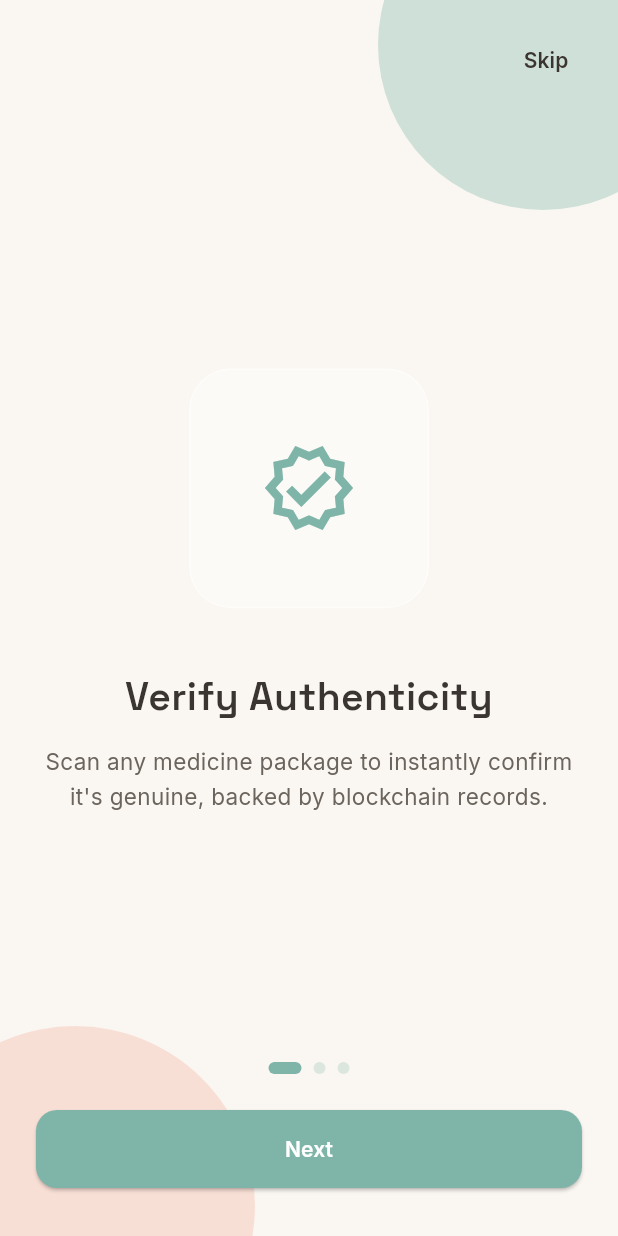
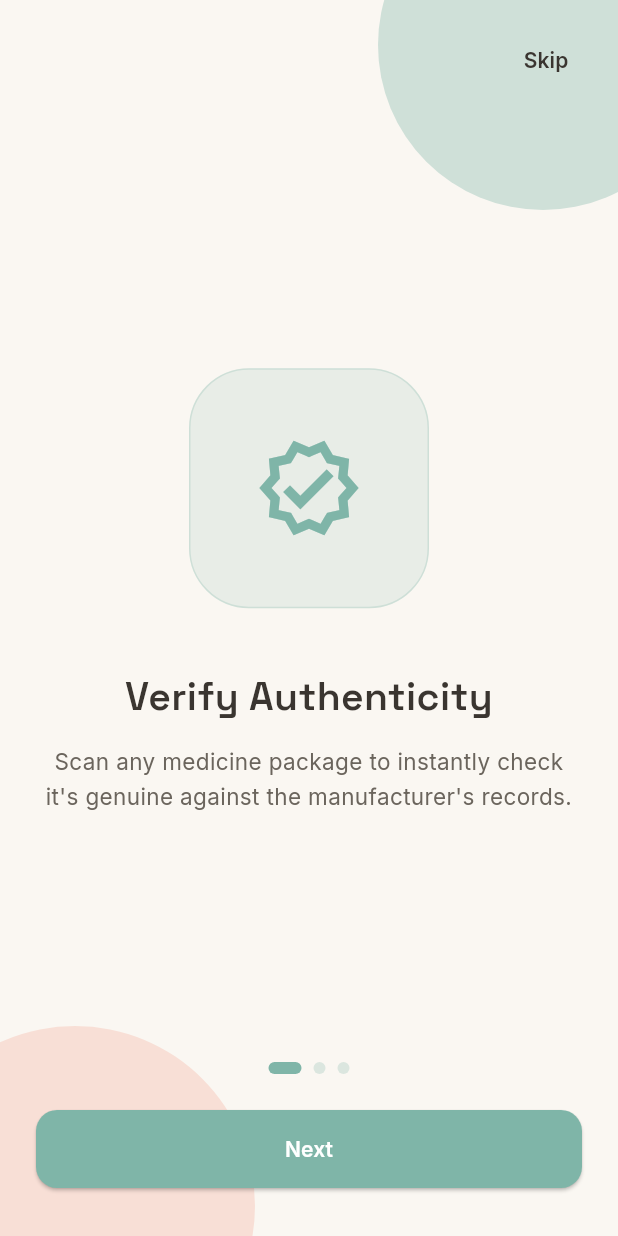
Before and after one commit to HusainMamoojee/pharma-chain, a Flutter app: the screen it shows after launch, on a phone screen of 412 x 824 dp. Run offline on Flutter 3.47's test engine with Material 3 defaults, Android fonts, the light colour scheme and no system bars; our stand-ins replace cloud_firestore, firebase_auth, firebase_core, go_router, google_fonts, qr_flutter; missing offline and left inert: mobile_scanner; accounts and stored records are empty.

Commit message:
Polishing onboarding screens

```diff
--- a/lib/features/onboarding/onboarding_screen.dart
+++ b/lib/features/onboarding/onboarding_screen.dart
@@ -1,4 +1,3 @@
-import 'dart:ui';
 import 'package:flutter/material.dart';
 import 'package:go_router/go_router.dart';
 import '../../core/theme/app_colors.dart';
@@ -8,11 +7,13 @@ class OnboardingSlide {
   final IconData icon;
   final String title;
   final String description;
+  final Color accent;
 
   const OnboardingSlide({
     required this.icon,
     required this.title,
     required this.description,
+    required this.accent,
   });
 }
 
@@ -27,24 +28,27 @@ class _OnboardingScreenState extends State<OnboardingScreen> {
   final PageController _pageController = PageController();
   int _currentPage = 0;
 
-  final List<OnboardingSlide> _slides = const [
+  final List<OnboardingSlide> _slides = [
     OnboardingSlide(
       icon: Icons.verified_outlined,
       title: 'Verify Authenticity',
       description:
-          'Scan any medicine package to instantly confirm it\'s genuine, backed by blockchain records.',
+          'Scan any medicine package to instantly check it\'s genuine against the manufacturer\'s records.',
+      accent: AppColors.primary,
     ),
     OnboardingSlide(
-      icon: Icons.route_outlined,
+      icon: Icons.local_shipping_outlined,
       title: 'Track the Supply Chain',
       description:
           'Follow every step your medicine took — from manufacturer to pharmacy — in one transparent timeline.',
+      accent: AppColors.primary,
     ),
     OnboardingSlide(
-      icon: Icons.shield_outlined,
+      icon: Icons.flag_outlined,
       title: 'Report Counterfeits',
       description:
           'If something doesn\'t check out, flag it instantly and help protect your community.',
+      accent: AppColors.tertiary,
     ),
   ];
 
@@ -71,11 +75,13 @@ class _OnboardingScreenState extends State<OnboardingScreen> {
 
   @override
   Widget build(BuildContext context) {
+    final isLast = _currentPage == _slides.length - 1;
+
     return Scaffold(
       backgroundColor: AppColors.background,
       body: Stack(
         children: [
-          // Soft decorative background blobs for the glassmorphism feel
+          // Soft decorative background blobs
           Positioned(
             top: -80,
             right: -60,
@@ -94,9 +100,16 @@ class _OnboardingScreenState extends State<OnboardingScreen> {
                   alignment: Alignment.topRight,
                   child: Padding(
                     padding: const EdgeInsets.all(16.0),
+                    child: AnimatedOpacity(
+                      opacity: isLast ? 0 : 1,
+                      duration: const Duration(milliseconds: 200),
+                      child: IgnorePointer(
+                        ignoring: isLast,
                         child: TextButton(
                           onPressed: _goToSelection,
                           child: Text('Skip', style: AppTextStyles.label),
+                        ),
+                      ),
                     ),
                   ),
                 ),
@@ -125,7 +138,7 @@ class _OnboardingScreenState extends State<OnboardingScreen> {
                         ),
                       ),
                       child: Text(
-                        _currentPage == _slides.length - 1 ? 'Get Started' : 'Next',
+                        isLast ? 'Get Started' : 'Next',
                         style: AppTextStyles.label.copyWith(color: Colors.white),
                       ),
                     ),
@@ -154,21 +167,15 @@ class _OnboardingScreenState extends State<OnboardingScreen> {
       child: Column(
         mainAxisAlignment: MainAxisAlignment.center,
         children: [
-          ClipRRect(
-            borderRadius: BorderRadius.circular(28),
-            child: BackdropFilter(
-              filter: ImageFilter.blur(sigmaX: 16, sigmaY: 16),
-              child: Container(
+          Container(
             width: 160,
             height: 160,
             decoration: BoxDecoration(
-                  color: Colors.white.withOpacity(0.35),
-                  borderRadius: BorderRadius.circular(28),
-                  border: Border.all(color: Colors.white.withOpacity(0.5)),
+              color: slide.accent.withOpacity(0.15),
+              borderRadius: BorderRadius.circular(40),
+              border: Border.all(color: slide.accent.withOpacity(0.25)),
             ),
-                child: Icon(slide.icon, size: 64, color: AppColors.primary),
-              ),
-            ),
+            child: Icon(slide.icon, size: 72, color: slide.accent),
           ),
           const SizedBox(height: 40),
           Text(
```
Lines whose indentation alone changed are shown as unchanged.
